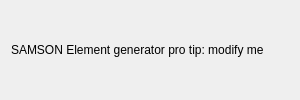
This is Elements/Colorizer/form/SEColorizerAppGUI.ui in MathieuRita/INF473-x16 as Qt 5 draws it before an edit. The edited form follows.
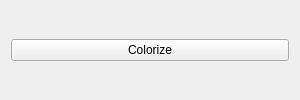
This is the edited form.

The edit to the form file:
```diff
--- a/Elements/Colorizer/form/SEColorizerAppGUI.ui
+++ b/Elements/Colorizer/form/SEColorizerAppGUI.ui
@@ -21,9 +21,9 @@
   </property>
   <layout class="QVBoxLayout" name="verticalLayout">
    <item>
-    <widget class="QLabel" name="label">
+    <widget class="QPushButton" name="pushButton">
      <property name="text">
-      <string>SAMSON Element generator pro tip: modify me</string>
+      <string>Colorize</string>
      </property>
     </widget>
    </item>
```
Left out of the diff: 22 changed lines with no effect on the pictures.
